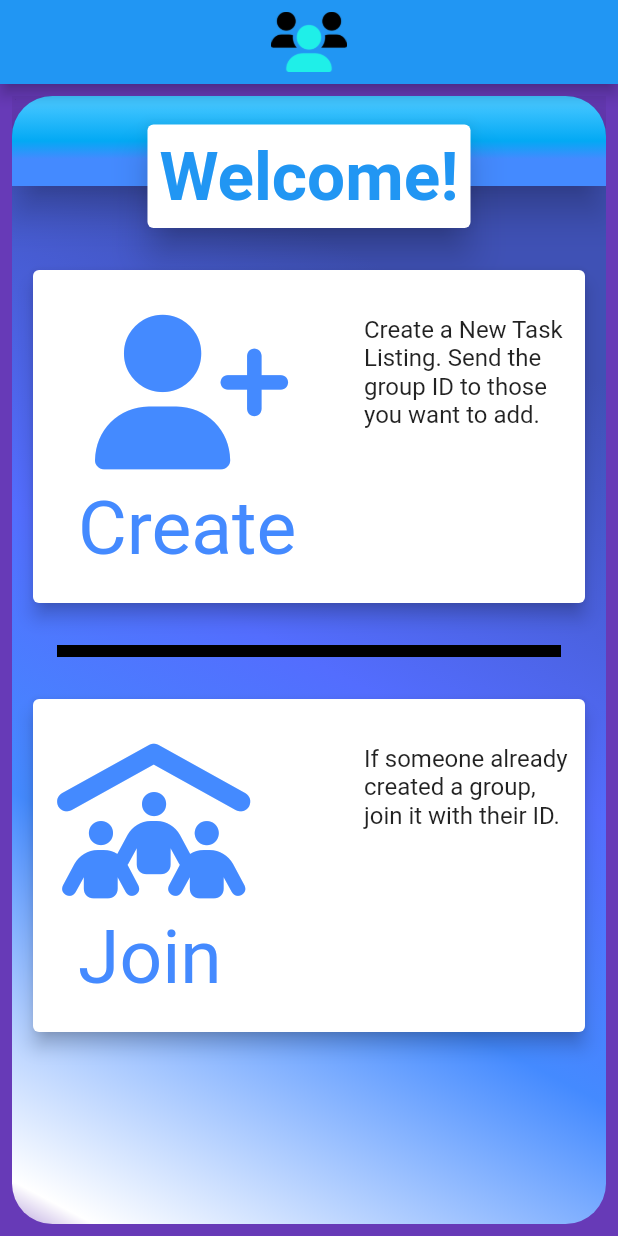
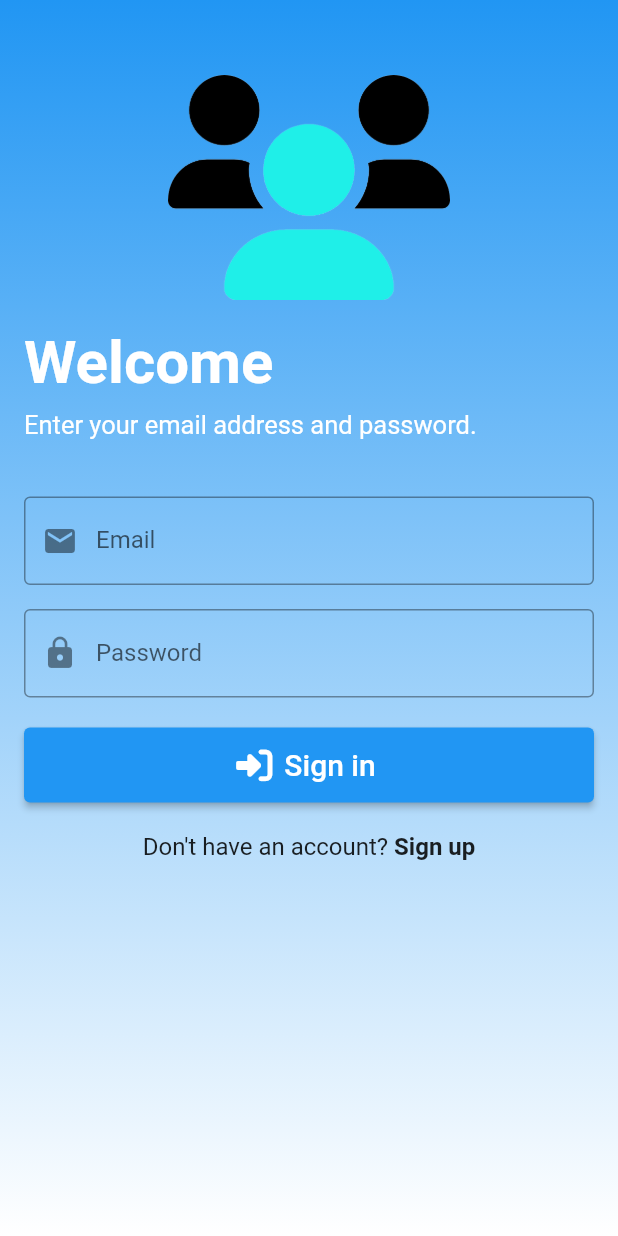
Before and after one commit to VaibhavSanjay/Confrm, a Flutter app: the screen it shows after launch, on a phone screen of 412 x 824 dp. Run offline on Flutter 3.47's test engine with Material 2 defaults, Android fonts, the phone set to English and light mode, and no system bars; drawn by our look-alikes of auto_size_text; our stand-ins replace awesome_notifications, cloud_firestore, firebase_auth, firebase_core, flutter_dotenv, flutter_speed_dial and 5 more; missing offline and left inert: background_locator, flutter_circular_text, flutter_material_color_picker, flutter_reaction_button, shared_preferences_android, shared_preferences_ios; accounts and stored records are empty.

Commit message:
Add sign in page and account info

```diff
--- /dev/null
+++ b/lib/Services/authentication.dart
@@ -0,0 +1,67 @@
+import 'package:firebase_auth/firebase_auth.dart';
+
+enum SignResults {
+  weakPass,
+  emailInUse,
+  noUser,
+  wrongPass,
+  invalidEmail,
+  success,
+  fail
+}
+
+class AuthenticationService {
+  Future<SignResults> signIn(String email, String password) async {
+    try {
+      await FirebaseAuth.instance.signInWithEmailAndPassword(
+          email: email,
+          password: password
+      );
+    } on FirebaseAuthException catch (e) {
+      if (e.code == 'user-not-found') {
+        return SignResults.noUser;
+      } else if (e.code == 'wrong-password') {
+        return SignResults.wrongPass;
+      } else if (e.code == 'invalid-email') {
+        return SignResults.invalidEmail;
+      } else {
+        return SignResults.fail;
+      }
+    }
+    return SignResults.success;
+  }
+
+  Future signOut() async {
+    await FirebaseAuth.instance.signOut();
+  }
+
+  Future<SignResults> signUp(String name, String email, String password) async {
+    final UserCredential userCredential;
+    try {
+      userCredential = await FirebaseAuth.instance.createUserWithEmailAndPassword(
+        email: email,
+        password: password
+      );
+    } on FirebaseAuthException catch (e) {
+      if (e.code == 'weak-password') {
+        return SignResults.weakPass;
+      } else if (e.code == 'email-already-in-use') {
+        return SignResults.emailInUse;
+      } else if (e.code == 'invalid-email') {
+        return SignResults.invalidEmail;
+      } else {
+        return SignResults.fail;
+      }
+    }
+    await userCredential.user?.updateDisplayName(name);
+    return SignResults.success;
+  }
+
+  String? get email {
+    return FirebaseAuth.instance.currentUser?.providerData[0].email;
+  }
+
+  String? get name {
+    return FirebaseAuth.instance.currentUser?.providerData[0].displayName;
+  }
+}
--- a/lib/main.dart
+++ b/lib/main.dart
@@ -5,6 +5,8 @@ import 'package:awesome_notifications/awesome_notifications.dart';
 import 'package:family_tasks/Services/database.dart';
 import 'package:family_tasks/Services/location_callback.dart';
 import 'package:family_tasks/pages/Helpers/hero_dialogue_route.dart';
+import 'package:family_tasks/pages/auth_view.dart';
+import 'package:firebase_auth/firebase_auth.dart';
 import 'package:flutter/material.dart';
 import 'package:family_tasks/pages/account.dart';
 import 'package:family_tasks/pages/task_view.dart';
@@ -14,6 +16,7 @@ import 'package:font_awesome_flutter/font_awesome_flutter.dart';
 import 'package:shared_preferences/shared_preferences.dart';
 import 'package:flutter_circular_text/circular_text.dart';
 
+import 'Services/authentication.dart';
 import 'Services/location_service.dart';
 
 late SharedPreferences prefs; // Used to store family ID on the phone
@@ -97,13 +100,16 @@ class _MyHomePageState extends State<MyHomePage> {
 
   ReceivePort port = ReceivePort();
 
+  AuthenticationService auth = AuthenticationService();
+
   @override
   void initState() {
     super.initState();
     _initializePreference().whenComplete(() {
       prefs.remove('location');
+      prefs.remove('famID');
       _setUp();
-      LocationCallbackHandler.initPlatformState(prefs.getBool('location') ?? false, prefs.getString('famID'));
+      LocationCallbackHandler.initPlatformState(prefs.getBool('location') ?? false);
     }); // Initialize prefs and set the family ID
     if (IsolateNameServer.lookupPortByName(
         LocationServiceRepository.isolateName) !=
@@ -145,7 +151,7 @@ class _MyHomePageState extends State<MyHomePage> {
     bool? locationEnabled = prefs.getBool('location');
     _haveSetFamID = ID != null;
     // If no family ID, force user to set family ID
-    if (!_haveSetFamID) {
+    if (_pageController.hasClients && !_haveSetFamID) {
       _pageController.animateToPage(1, duration: const Duration(milliseconds: 500), curve: Curves.easeOut);
     }
     // Set family ID in each widget
@@ -180,7 +186,7 @@ class _MyHomePageState extends State<MyHomePage> {
   Widget build(BuildContext context) {
     return Scaffold(
       resizeToAvoidBottomInset: false, // Allows keyboard to go over widgets
-      appBar: AppBar(
+      appBar: _haveSetFamID ? AppBar(
         title: Stack(
           alignment: Alignment.center,
           children: [
@@ -212,49 +218,107 @@ class _MyHomePageState extends State<MyHomePage> {
           ],
         ),
         centerTitle: true,
-      ),
-      body: AnimatedContainer( // The background is light blue on task view and purple on account
-        duration: const Duration(milliseconds: 500),
-        color: _curPage == 0 ? Colors.lightBlue : Colors.deepPurple,
-        child: Padding(
-          padding: const EdgeInsets.all(8.0),
-          child: AnimatedContainer(
-            duration: const Duration(milliseconds: 500),
-            // Change gradient based on the current page
-            decoration: _curPage == 0 ? const BoxDecoration(
-                gradient: LinearGradient(
-                  begin: Alignment.topRight,
-                  end: Alignment.bottomLeft,
-                  stops: [0.1, 0.3, 0.5, 0.7, 0.95, 0.99],
-                  colors: [Colors.indigoAccent, Colors.blueAccent, Colors.blue, Colors.lightBlue, Colors.yellow, Colors.orangeAccent],
+      ) : null,
+      drawer: _haveSetFamID ? Drawer(
+        child: ListView(
+          padding: EdgeInsets.zero,
+          children: [
+            DrawerHeader(
+              decoration: const BoxDecoration(
+                color: Colors.blue,
+              ),
+              child: Stack(
+                alignment: Alignment.topLeft,
+                children: [
+                  Opacity(
+                    opacity: 0.5,
+                    child: Image.asset( // Icon at the top
+                      'assets/icon/icon_android.png',
+                      fit: BoxFit.contain,
+                    ),
+                  ),
+                  const Text('Account', style: TextStyle(fontSize: 60, color: Colors.white, fontWeight: FontWeight.bold))
+                ]
+              )
+            ),
+            const Padding(
+              padding: EdgeInsets.all(10.0),
+              child: Text('User Information', style: TextStyle(fontSize: 30, fontWeight: FontWeight.bold)),
+            ),
+            Padding(
+              padding: const EdgeInsets.symmetric(horizontal: 8),
+              child: Card(
+                shape: RoundedRectangleBorder(
+                  borderRadius: BorderRadius.circular(15.0),
                 ),
-                borderRadius: BorderRadius.only(
-                  topLeft: Radius.circular(27),
-                  bottomLeft: Radius.circular(27),
-                )
-            ) : BoxDecoration(
-                gradient: const LinearGradient(
-                  begin: Alignment.topRight,
-                  end: Alignment.bottomLeft,
-                  stops: [0.2, 0.5, 0.7, 0.97, 0.99],
-                  colors: [Colors.indigo, Colors.indigoAccent, Colors.blueAccent, Colors.white, Colors.white70],
+                color: Colors.grey[300],
+                child: Column(
+                  children: [
+                    ListTile(
+                        leading: const Icon(Icons.person),
+                        title: Text('Name: ${auth.name ?? 'No Name'}', style: const TextStyle(fontSize: 18))
+                    ),
+                    const Divider(thickness: 1),
+                    ListTile(
+                        leading: const Icon(Icons.email),
+                        title: Text('Email: ${auth.email ?? 'No email'}', style: const TextStyle(fontSize: 18))
+                    ),
+                  ],
                 ),
-                borderRadius: BorderRadius.only(
-                  topRight: const Radius.circular(27),
-                  bottomRight: const Radius.circular(27),
-                  topLeft: _haveSetFamID ? Radius.zero : const Radius.circular(27),
-                  bottomLeft: _haveSetFamID ? Radius.zero : const Radius.circular(27),
-                )
+              ),
             ),
-            child: PageView(
+            const Padding(
+              padding: EdgeInsets.all(10.0),
+              child: Text('Actions', style: TextStyle(fontSize: 30, fontWeight: FontWeight.bold)),
+            ),
+            Padding(
+              padding: const EdgeInsets.symmetric(horizontal: 8),
+              child: Card(
+                shape: RoundedRectangleBorder(
+                  borderRadius: BorderRadius.circular(15.0),
+                ),
+                color: Colors.red[500],
+                child: Column(
+                  children: [
+                    ListTile(
+                      leading: const Icon(FontAwesomeIcons.personWalkingArrowRight),
+                      title: const Text('Leave Group', style: TextStyle(fontSize: 18)),
+                      onTap: _onLeave
+                    ),
+                    const Divider(thickness: 1),
+                    ListTile(
+                      leading: const Icon(FontAwesomeIcons.rightFromBracket),
+                      title: const Text('Sign Out', style: TextStyle(fontSize: 18)),
+                      onTap: () {
+                        setState(() {
+                          Navigator.pop(context);
+                          _onLeave();
+                          auth.signOut();
+                        });
+                      }
+                    ),
+                  ],
+                ),
+              ),
+            ),
+          ]
+        )
+      ) : null,
+      body: StreamBuilder<User?>(
+        stream: FirebaseAuth.instance.authStateChanges(),
+        builder: (context, snapshot) {
+          if (!snapshot.hasData) {
+            return AuthPage(onLogin: _setUp);
+          } else {
+            return PageView(
               controller: _pageController,
               children: _screens,
               onPageChanged: _onPageChanged,
               // Scroll between pages only if you set the family ID
               physics: _haveSetFamID ? const AlwaysScrollableScrollPhysics() : const NeverScrollableScrollPhysics(),
-            ),
-          ),
-        ),
+            );
+          }
+        }
       ),
       floatingActionButton: _haveSetFamID ? SpeedDial(
         spaceBetweenChildren: 12,
--- a/lib/models/family_task_data.dart
+++ b/lib/models/family_task_data.dart
@@ -25,11 +25,13 @@ class TaskData {
   late DateTime archived;
   late String location;
   late List<double> coords;
+  late DateTime lastRem;
 
   TaskData({this.name = 'New Task', this.taskType = TaskType.other, this.desc = '', this.color = Colors.grey,
-    this.status = Status.start, this.location = '', List<double>? coords, DateTime? due, DateTime? archived}) {
+    this.status = Status.start, this.location = '', List<double>? coords, DateTime? due, DateTime? archived, DateTime? lastRem}) {
       this.due = due ?? DateTime.now().toUtc().add(const Duration(minutes: 5));
       this.archived = archived ?? DateTime(2101);
+      this.lastRem = lastRem ?? DateTime.now().toUtc().subtract(const Duration(minutes: 15));
       this.coords = coords ?? [];
     }
 
@@ -43,6 +45,7 @@ class TaskData {
       archived = td.archived;
       location = td.location;
       coords = td.coords;
+      lastRem = td.lastRem;
     }
 
 }
--- /dev/null
+++ b/lib/pages/AuthPages/login.dart
@@ -0,0 +1,129 @@
+import 'package:flutter/material.dart';
+import 'package:font_awesome_flutter/font_awesome_flutter.dart';
+
+import '../../Services/authentication.dart';
+
+class LoginWidget extends StatefulWidget {
+  const LoginWidget({Key? key, required this.swap, required this.onLogin}) : super(key: key);
+
+  final Function() swap;
+  final Function() onLogin;
+
+  @override
+  State<LoginWidget> createState() => _LoginWidgetState();
+}
+
+class _LoginWidgetState extends State<LoginWidget> {
+  final TextEditingController emailController = TextEditingController();
+  final TextEditingController passwordController = TextEditingController();
+  AuthenticationService auth = AuthenticationService();
+
+  @override
+  void dispose() {
+    emailController.dispose();
+    passwordController.dispose();
+    super.dispose();
+  }
+
+  @override
+  Widget build(BuildContext context) {
+    return Container(
+      decoration: const BoxDecoration(
+          gradient: LinearGradient(
+            begin: Alignment.topCenter,
+            end: Alignment.bottomCenter,
+            colors: [
+              Colors.blue,
+              Colors.white,
+            ],
+          )
+      ),
+      child: Column(
+        children: [
+          Padding(
+            padding: const EdgeInsets.only(top: 50, bottom: 10),
+            child: Image.asset( // Icon at the top
+              'assets/icon/icon_android.png',
+              fit: BoxFit.contain,
+              height: 150
+            ),
+          ),
+          const Padding(
+            padding: EdgeInsets.only(left: 16, top: 8, bottom: 8),
+            child: Align(alignment: Alignment.centerLeft, child: Text('Welcome', style: TextStyle(fontSize: 40, color: Colors.white, fontWeight: FontWeight.bold))),
+          ),
+          const Padding(
+            padding: EdgeInsets.only(left: 16, bottom: 30),
+            child: Align(alignment: Alignment.centerLeft, child: Text('Enter your email address and password.', style: TextStyle(fontSize: 17, color: Colors.white))),
+          ),
+          Padding(
+            padding: const EdgeInsets.symmetric(vertical: 8.0, horizontal: 16),
+            child: TextField(
+              controller: emailController,
+              decoration: const InputDecoration(
+                labelText: 'Email',
+                border: OutlineInputBorder(),
+                prefixIcon: Icon(Icons.email)
+              ),
+            ),
+          ),
+          Padding(
+            padding: const EdgeInsets.symmetric(vertical: 8.0, horizontal: 16),
+            child: TextField(
+              controller: passwordController,
+              decoration: const InputDecoration(
+                labelText: 'Password',
+                border: OutlineInputBorder(),
+                prefixIcon: Icon(Icons.lock)
+              ),
+              obscureText: true,
+            ),
+          ),
+          Padding(
+            padding: const EdgeInsets.symmetric(vertical: 12.0, horizontal: 16),
+            child: ElevatedButton.icon(
+                style: ElevatedButton.styleFrom(
+                  primary: Colors.blue,
+                  minimumSize: const Size.fromHeight(50), // NEW
+                ),
+                onPressed: () async {
+                  SignResults res = await auth.signIn(emailController.text.trim(), passwordController.text.trim());
+                  switch (res) {
+                    case SignResults.noUser:
+                      ScaffoldMessenger.of(context).showSnackBar(const SnackBar(content: Text('User does not exist')));
+                      break;
+                    case SignResults.wrongPass:
+                      ScaffoldMessenger.of(context).showSnackBar(SnackBar(content: const Text('Incorrect Password')));
+                      break;
+                    case SignResults.invalidEmail:
+                      ScaffoldMessenger.of(context).showSnackBar(const SnackBar(content: Text('Invalid Email')));
+                      break;
+                    case SignResults.fail:
+                      ScaffoldMessenger.of(context).showSnackBar(const SnackBar(content: Text('An error occurred signing in')));
+                      break;
+                    case SignResults.success:
+                      widget.onLogin();
+                  }
+                },
+                icon: const Icon(FontAwesomeIcons.rightToBracket),
+                label: const Text('Sign in', style: TextStyle(fontSize: 20))
+            ),
+          ),
+          Padding(
+            padding: const EdgeInsets.only(top: 8),
+            child: Row(
+              mainAxisAlignment: MainAxisAlignment.center,
+              children: [
+                Text("Don't have an account? ", style: TextStyle(fontSize: 16)),
+                InkWell(
+                  child: Text('Sign up', style: TextStyle(fontSize: 16, fontWeight: FontWeight.bold)),
+                  onTap: widget.swap
+                )
+              ]
+            ),
+          )
+        ],
+      ),
+    );
+  }
+}
--- a/lib/pages/Helpers/task_view_cards.dart
+++ b/lib/pages/Helpers/task_view_cards.dart
@@ -116,6 +116,12 @@ class _EditTaskDataState extends State<EditTaskData> {
           );
         }
     );
+  }
+
+  @override
+  void dispose() {
+    super.dispose();
+    _controller.dispose();
   }
 
   @override
--- /dev/null
+++ b/lib/pages/auth_view.dart
@@ -0,0 +1,24 @@
+import 'package:flutter/material.dart';
+
+import 'AuthPages/login.dart';
+import 'AuthPages/sign_up.dart';
+
+class AuthPage extends StatefulWidget {
+  const AuthPage({Key? key, required this.onLogin}) : super(key: key);
+
+  final Function() onLogin;
+
+  @override
+  State<AuthPage> createState() => _AuthPageState();
+}
+
+class _AuthPageState extends State<AuthPage> {
+  bool _isLogin = true;
+
+  @override
+  Widget build(BuildContext context) {
+    return _isLogin? LoginWidget(swap: swap, onLogin: widget.onLogin) : SignUpWidget(swap: swap, onLogin: widget.onLogin);
+  }
+
+  void swap() => setState(() => _isLogin = !_isLogin);
+}
--- a/pubspec.yaml
+++ b/pubspec.yaml
@@ -53,6 +53,7 @@ dependencies:
   http: ^0.13.4
   uuid: ^3.0.6
   flutter_dotenv: ^5.0.2
+  firebase_auth: ^3.3.20
 
 flutter_icons:
   image_path_android: "assets/icon/icon_android.png"
```
Also changed, not shown: lib/Services/database.dart (+12 -6 lines), lib/Services/location_callback.dart (+14 -10 lines), lib/pages/AuthPages/sign_up.dart (added, +142 -0 lines), lib/pages/account.dart (+64 -16 lines), lib/pages/task_view.dart (+18 -1 lines), pubspec.lock.
